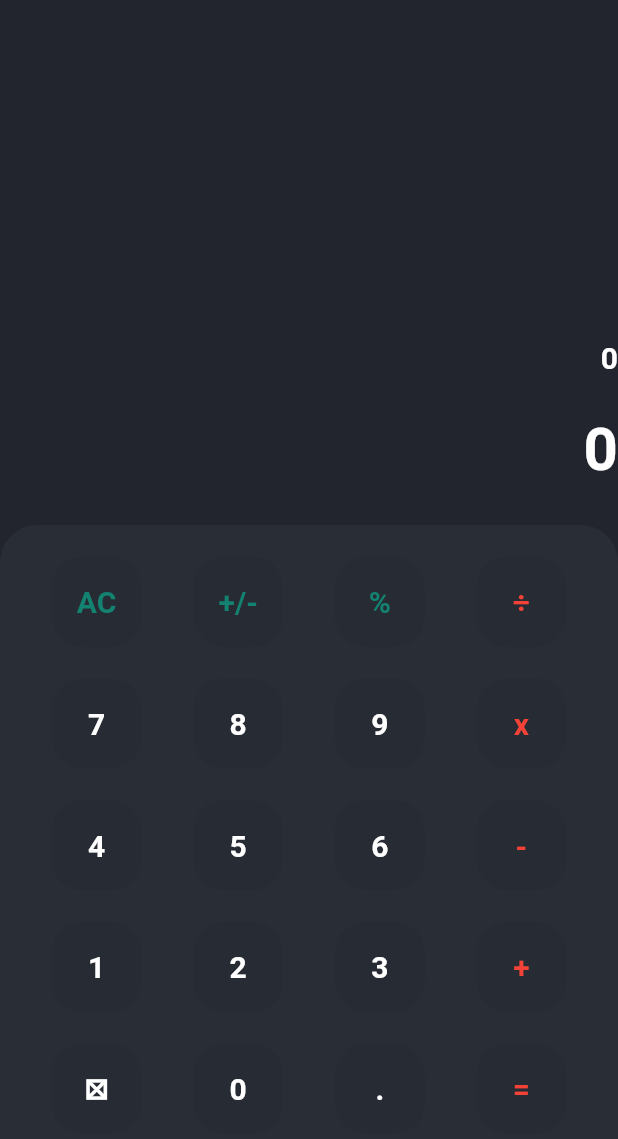
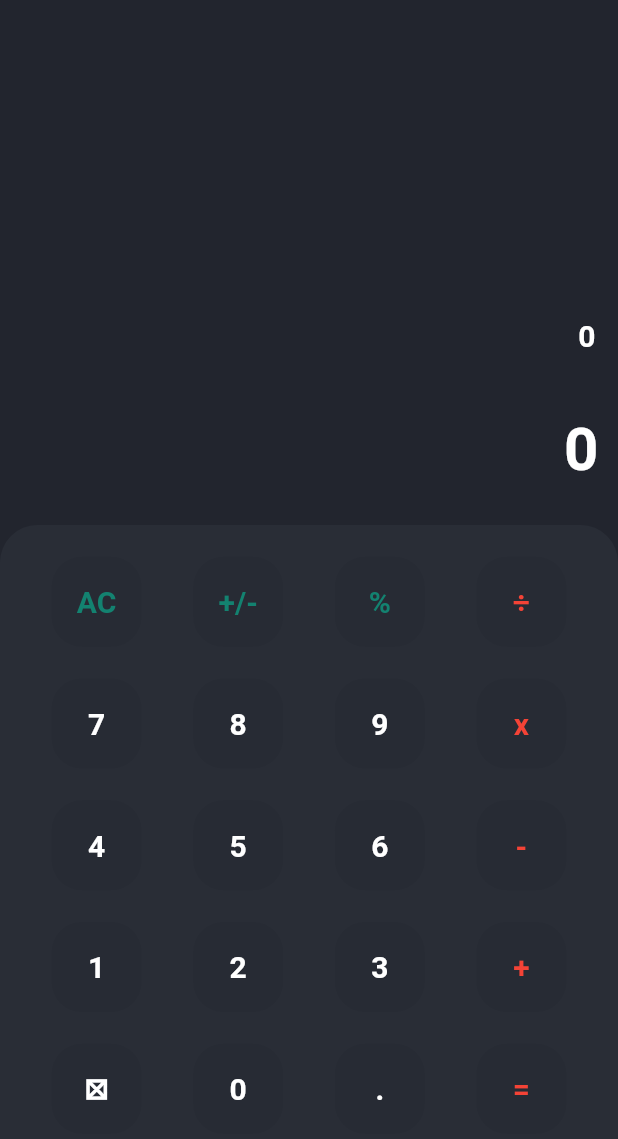
Before and after one commit to AbdulKhaliqIdrees/calculator, a Flutter app: the screen it shows after launch, on a phone screen of 412 x 824 dp. Shown: the top 1139 px of the screen. Run offline on Flutter 3.47's test engine with Material 2 defaults, Android fonts, the phone set to English and light mode, and no system bars; our stand-ins replace get, math_expressions.

```diff
--- a/lib/views/equation_screen.dart
+++ b/lib/views/equation_screen.dart
@@ -8,6 +8,7 @@ class EquationScreen extends StatelessWidget {
   @override
   Widget build(BuildContext context) {
     return Container(
+      padding: EdgeInsets.all(15),
       alignment: Alignment.bottomRight,
       height: 250,
       width: double.infinity,
--- a/lib/views/result_screen.dart
+++ b/lib/views/result_screen.dart
@@ -8,6 +8,7 @@ class ResultScreen extends StatelessWidget {
   @override
   Widget build(BuildContext context) {
     return Container(
+      padding: EdgeInsets.all(13),
       alignment: Alignment.centerRight,
       height: 100,
       width: double.infinity,
```
